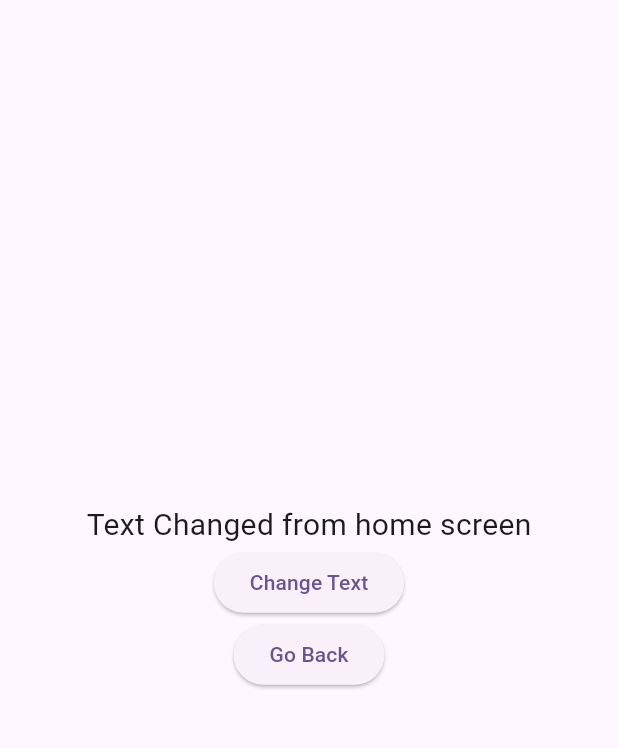
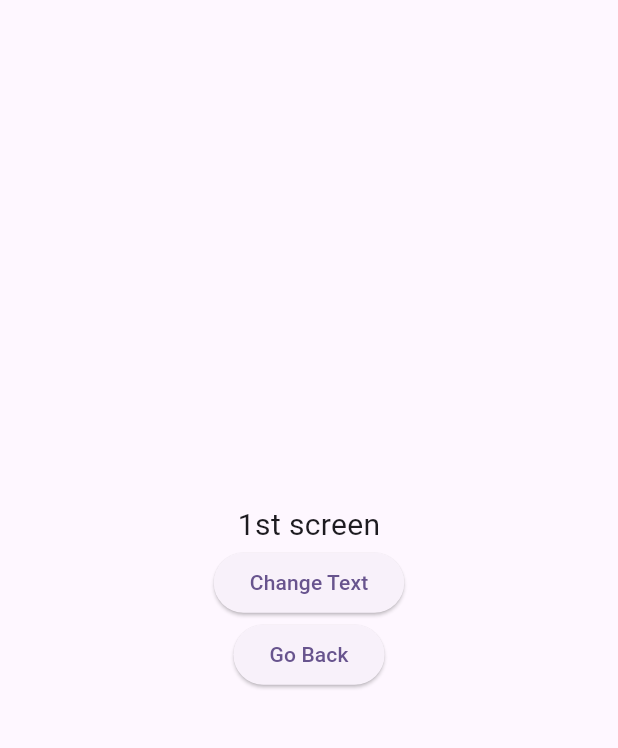
Before and after one commit to sufiyan0211/Spring-Flutter, a Flutter app: the screen it shows after launch, after a tap on "Change Text", after a tap on "Go to Second Page", on a phone screen of 412 x 824 dp, the part 63-811 px from its top. Run offline on Flutter 3.47's test engine with Material 3 defaults, Android fonts, the light colour scheme and no system bars.

Commit message:
Add state management using Provider

```diff
--- a/Flutter Projects/state_management/lib/home_page.dart
+++ b/Flutter Projects/state_management/lib/home_page.dart
@@ -1,6 +1,8 @@
 import 'package:flutter/material.dart';
 import 'package:state_management/second_page.dart';
+import 'package:provider/provider.dart';
 
+import 'my_provider_class.dart';
 
 
 class HomePage extends StatefulWidget {
@@ -23,12 +25,15 @@ class _HomePageState extends State<HomePage> {
         child: Column(
           mainAxisAlignment: MainAxisAlignment.center,
           children: <Widget>[
-            Text(someText, style: TextStyle(fontSize: 20)),
+            Consumer<MyProviderClass>(
+              builder: (context, provider, child) {
+                return Text(provider.text, style: TextStyle(fontSize: 20));
+              },
+            ),
             ElevatedButton(
               onPressed: () {
-                setState(() {
-                  someText = "Text Changed from home screen";
-                });
+                Provider.of<MyProviderClass>(context, listen: false).changeText(
+                    "1st screen");
               },
               child: const Text('Change Text'),
             ),
@@ -45,7 +50,8 @@ class _HomePageState extends State<HomePage> {
   }
 
   Future<void> navigateToSecondPage() async {
-    final route = MaterialPageRoute(builder: (context) => SecondPage(text: someText));
+    final route = MaterialPageRoute(
+        builder: (context) => SecondPage(text: someText));
     await Navigator.push(context, route);
   }
 
--- a/Flutter Projects/state_management/lib/main.dart
+++ b/Flutter Projects/state_management/lib/main.dart
@@ -1,9 +1,17 @@
 import 'package:flutter/material.dart';
 
 import 'home_page.dart';
+import 'my_provider_class.dart';
+import 'package:flutter/cupertino.dart';
+import 'package:provider/provider.dart';
+
 
 void main() {
-  runApp(const MyApp());
+  // runApp(const MyApp());
+  runApp(ChangeNotifierProvider<MyProviderClass>(
+    create: (context) => MyProviderClass(),
+    child: MyApp(),
+  ));
 }
 
 class MyApp extends StatelessWidget {
--- /dev/null
+++ b/Flutter Projects/state_management/lib/my_provider_class.dart
@@ -0,0 +1,10 @@
+import 'package:flutter/cupertino.dart';
+
+class MyProviderClass extends ChangeNotifier {
+  String text = "Initial Text";
+
+  void changeText(String data) {
+    text = data;
+    notifyListeners();
+  }
+}
--- a/Flutter Projects/state_management/lib/second_page.dart
+++ b/Flutter Projects/state_management/lib/second_page.dart
@@ -1,4 +1,6 @@
 import 'package:flutter/material.dart';
+import 'package:state_management/my_provider_class.dart';
+import 'package:provider/provider.dart';
 
 
 class SecondPage extends StatefulWidget {
@@ -30,12 +32,15 @@ class _SecondPageState extends State<SecondPage> {
         child: Column(
           mainAxisAlignment: MainAxisAlignment.center,
           children: <Widget>[
-            Text(text, style: const TextStyle(fontSize: 20)),
+            Consumer<MyProviderClass>(
+              builder: (context, provider, child) {
+                return Text(provider.text, style: const TextStyle(fontSize: 20));
+              },
+            ),
             ElevatedButton(
               onPressed: () {
-                setState(() {
-                  text = "Text Changed from second screen";
-                });
+                Provider.of<MyProviderClass>(context, listen: false).changeText(
+                    "2nd screen");
               },
               child: const Text('Change Text'),
             ),
--- a/Flutter Projects/state_management/pubspec.yaml
+++ b/Flutter Projects/state_management/pubspec.yaml
@@ -28,6 +28,7 @@ environment:
 # the latest version available on pub.dev. To see which dependencies have newer
 # versions available, run `flutter pub outdated`.
 dependencies:
+  provider: ^6.0.1
   flutter:
     sdk: flutter
 
```
Also changed, not shown: Flutter Projects/state_management/pubspec.lock.
